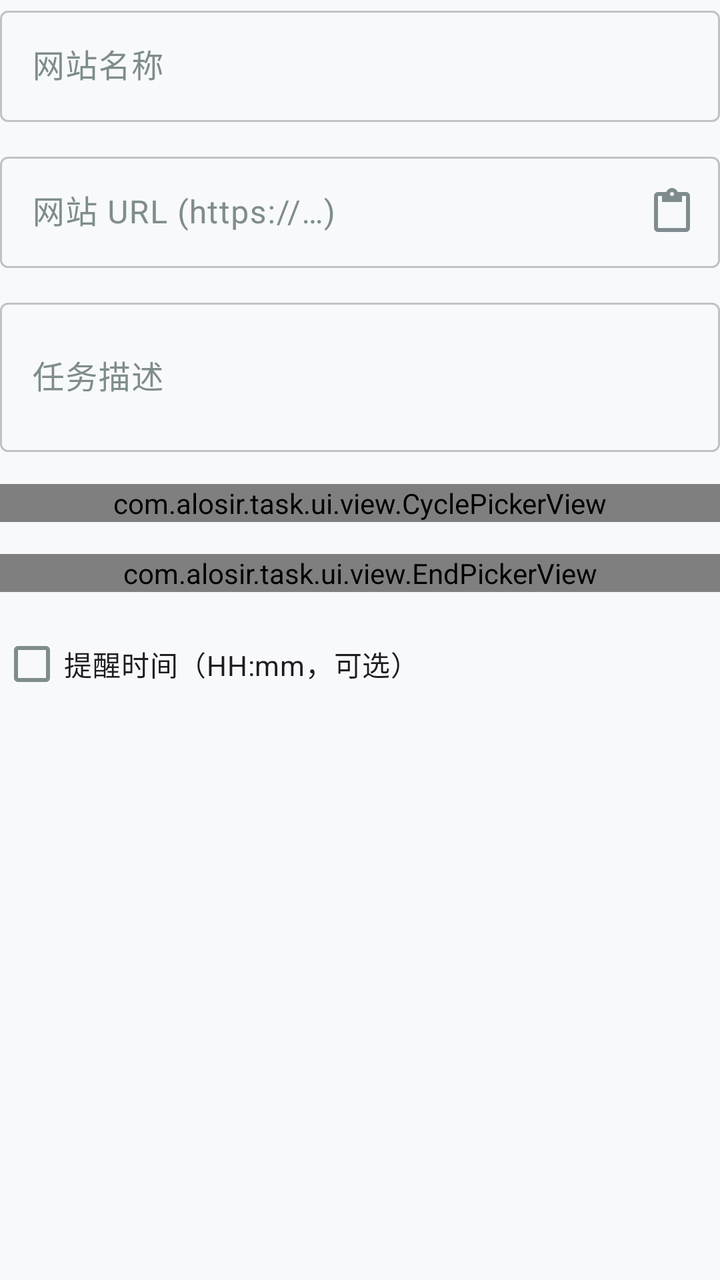
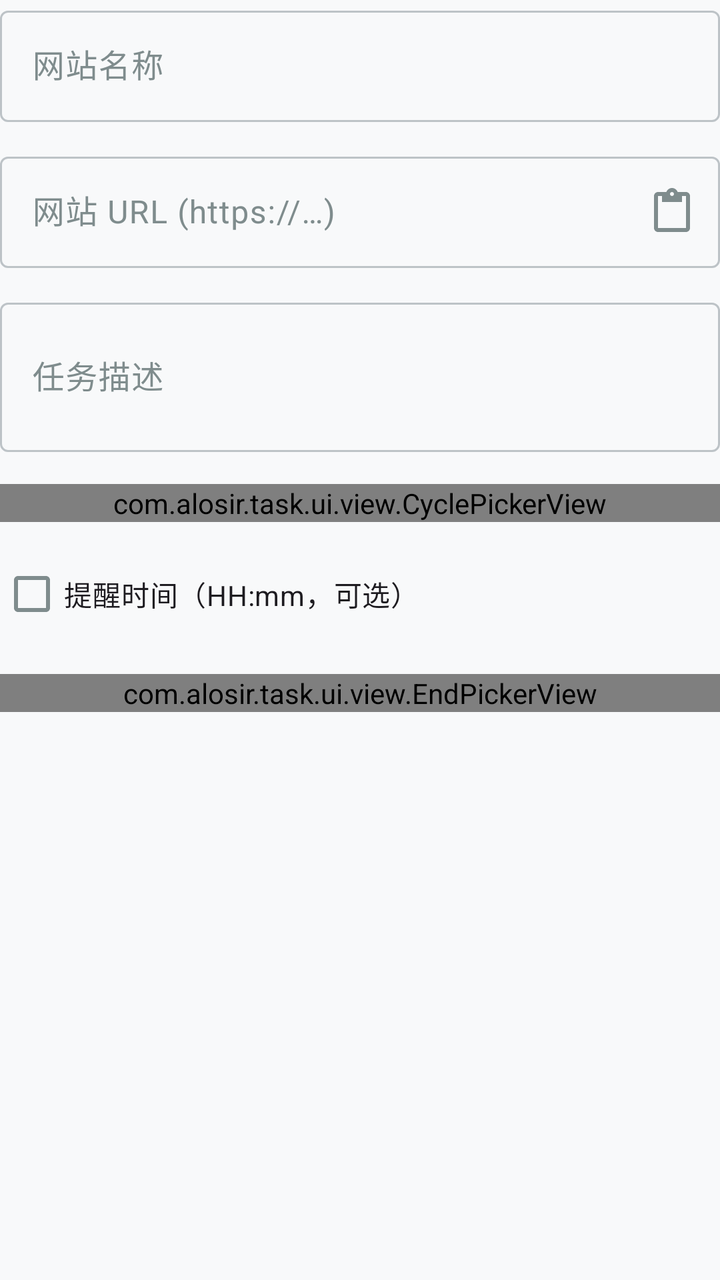

Before-and-after screenshots of an Android layout around one commit, followed by the original layout XML and the change that was made.
<!-- AndroidManifest.xml: application theme Theme.CheckinMaster -->
<!-- res/layout/bottom_sheet_add_checkin_website.xml -->
<?xml version="1.0" encoding="utf-8"?>
<LinearLayout xmlns:android="http://schemas.android.com/apk/res/android"
    xmlns:app="http://schemas.android.com/apk/res-auto"
    android:layout_width="match_parent"
    android:layout_height="wrap_content"
    android:orientation="vertical">

    <com.google.android.material.textfield.TextInputLayout
        android:layout_width="match_parent"
        android:layout_height="wrap_content"
        style="@style/Widget.Material3.TextInputLayout.OutlinedBox"
        android:hint="@string/hint_website_name">

        <com.google.android.material.textfield.TextInputEditText
            android:id="@+id/editName"
            android:layout_width="match_parent"
            android:layout_height="wrap_content"
            android:inputType="text"
            android:maxLines="1" />

    </com.google.android.material.textfield.TextInputLayout>

    <com.google.android.material.textfield.TextInputLayout
        android:layout_width="match_parent"
        android:layout_height="wrap_content"
        android:layout_marginTop="12dp"
        style="@style/Widget.Material3.TextInputLayout.OutlinedBox"
        android:hint="@string/hint_website_url"
        app:endIconMode="custom"
        app:endIconDrawable="@drawable/ic_paste">

        <com.google.android.material.textfield.TextInputEditText
            android:id="@+id/editUrl"
            android:layout_width="match_parent"
            android:layout_height="wrap_content"
            android:inputType="textUri"
            android:maxLines="1" />

    </com.google.android.material.textfield.TextInputLayout>

    <com.google.android.material.textfield.TextInputLayout
        android:layout_width="match_parent"
        android:layout_height="wrap_content"
        android:layout_marginTop="12dp"
        style="@style/Widget.Material3.TextInputLayout.OutlinedBox"
        android:hint="@string/hint_task_description">

        <com.google.android.material.textfield.TextInputEditText
            android:id="@+id/editDesc"
            android:layout_width="match_parent"
            android:layout_height="wrap_content"
            android:inputType="textMultiLine"
            android:minLines="2"
            android:maxLines="3" />

    </com.google.android.material.textfield.TextInputLayout>

    <com.alosir.task.ui.view.CyclePickerView
        android:id="@+id/cyclePicker"
        android:layout_width="match_parent"
        android:layout_height="wrap_content"
        android:layout_marginTop="16dp" />

    <com.alosir.task.ui.view.EndPickerView
        android:id="@+id/endPicker"
        android:layout_width="match_parent"
        android:layout_height="wrap_content"
        android:layout_marginTop="16dp" />

    <CheckBox
        android:id="@+id/checkEnableReminder"
        android:layout_width="wrap_content"
        android:layout_height="wrap_content"
        android:layout_marginTop="12dp"
        android:text="@string/reminder_time_hint" />

    <com.alosir.task.ui.view.TimePickerView
        android:id="@+id/timePicker"
        android:layout_width="match_parent"
        android:layout_height="wrap_content"
        android:layout_marginTop="8dp"
        android:visibility="gone" />

</LinearLayout>
<!-- resources referenced by this layout -->
<resources>
  <!-- drawable ic_paste (drawable) -->
  <?xml version="1.0" encoding="utf-8"?>
  <vector xmlns:android="http://schemas.android.com/apk/res/android"
      android:width="24dp"
      android:height="24dp"
      android:viewportWidth="24"
      android:viewportHeight="24"
      android:tint="?attr/colorControlNormal">
      <path
          android:fillColor="@android:color/white"
          android:pathData="M19,2h-4.18C14.4,0.84 13.3,0 12,0c-1.3,0 -2.4,0.84 -2.82,2L5,2c-1.1,0 -2,0.9 -2,2v16c0,1.1 0.9,2 2,2h14c1.1,0 2,-0.9 2,-2L21,4c0,-1.1 -0.9,-2 -2,-2zM12,2c0.55,0 1,0.45 1,1s-0.45,1 -1,1 -1,-0.45 -1,-1 0.45,-1 1,-1zM19,20L5,20L5,4h2v3h10L17,4h2v16z"/>
  </vector>
  <string name="hint_task_description">任务描述</string>
  <string name="hint_website_name">网站名称</string>
  <string name="hint_website_url">网站 URL (https://…)</string>
  <string name="reminder_time_hint">提醒时间（HH:mm，可选）</string>
  <color name="md_primary">#3498db</color>
  <color name="md_on_primary">#ffffff</color>
  <color name="md_primary_container">#d6eaf8</color>
  <color name="md_on_primary_container">#001d36</color>
  <color name="md_secondary">#2ecc71</color>
  <color name="md_on_secondary">#ffffff</color>
  <color name="md_secondary_container">#d5f5e3</color>
  <color name="md_on_secondary_container">#002109</color>
  <color name="md_tertiary">#f39c12</color>
  <color name="md_on_tertiary">#ffffff</color>
  <color name="md_tertiary_container">#fdebd0</color>
  <color name="md_on_tertiary_container">#271900</color>
  <color name="md_error">#e74c3c</color>
  <color name="md_on_error">#ffffff</color>
  <color name="md_error_container">#f9d6d3</color>
  <color name="md_on_error_container">#410002</color>
  <color name="md_background">#f8f9fa</color>
  <color name="md_on_background">#2c3e50</color>
  <color name="md_surface">#f8f9fa</color>
  <color name="md_on_surface">#2c3e50</color>
  <color name="md_surface_variant">#f5f5f5</color>
  <color name="md_on_surface_variant">#7f8c8d</color>
  <color name="md_outline">#bdc3c7</color>
  <color name="md_outline_variant">#ecf0f1</color>
  <style name="Widget.CheckinMaster.BottomNavigationView" parent="Widget.Material3.BottomNavigationView">
          <item name="itemActiveIndicatorStyle">@style/Widget.CheckinMaster.BottomNavigationView.ActiveIndicator</item>
      </style>
  <style name="Widget.CheckinMaster.FloatingActionButton" parent="Widget.Material3.FloatingActionButton.Primary">
          <item name="shapeAppearance">@style/ShapeAppearance.CheckinMaster.Fab</item>
      </style>
  <style name="Widget.CheckinMaster.BottomNavigationView.ActiveIndicator" parent="Widget.Material3.BottomNavigationView.ActiveIndicator">
          <item name="android:color">@color/md_primary_container</item>
      </style>
  <style name="ShapeAppearance.CheckinMaster.Fab" parent="ShapeAppearance.Material3.LargeComponent">
          <item name="cornerFamily">rounded</item>
          <item name="cornerSize">16dp</item>
      </style>
  <!-- unchanged entries left out for length: 1 -->
</resources>

<!-- the commit's change to res/layout/bottom_sheet_add_checkin_website.xml (unified diff, before → after) -->
@@ -61,12 +61,6 @@
         android:layout_height="wrap_content"
         android:layout_marginTop="16dp" />
 
-    <com.alosir.task.ui.view.EndPickerView
-        android:id="@+id/endPicker"
-        android:layout_width="match_parent"
-        android:layout_height="wrap_content"
-        android:layout_marginTop="16dp" />
-
     <CheckBox
         android:id="@+id/checkEnableReminder"
         android:layout_width="wrap_content"
@@ -81,4 +75,10 @@
         android:layout_marginTop="8dp"
         android:visibility="gone" />
 
+    <com.alosir.task.ui.view.EndPickerView
+        android:id="@+id/endPicker"
+        android:layout_width="match_parent"
+        android:layout_height="wrap_content"
+        android:layout_marginTop="16dp" />
+
 </LinearLayout>
